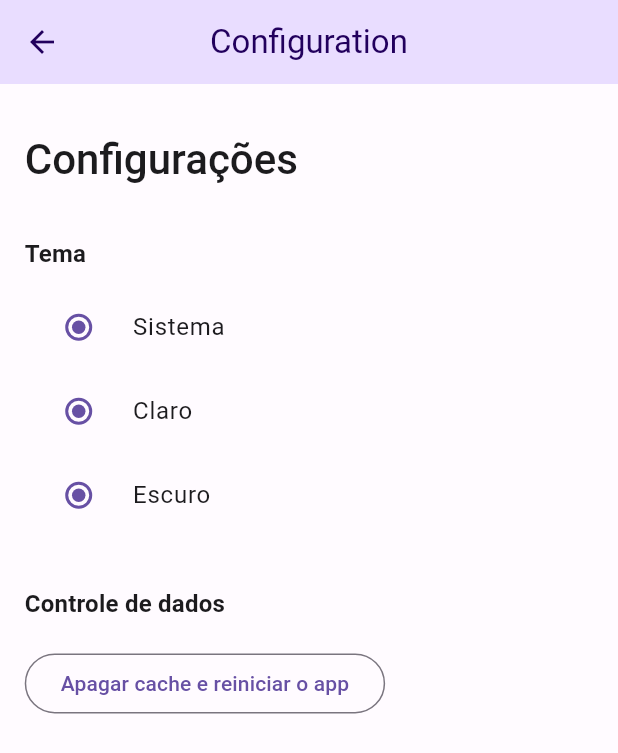
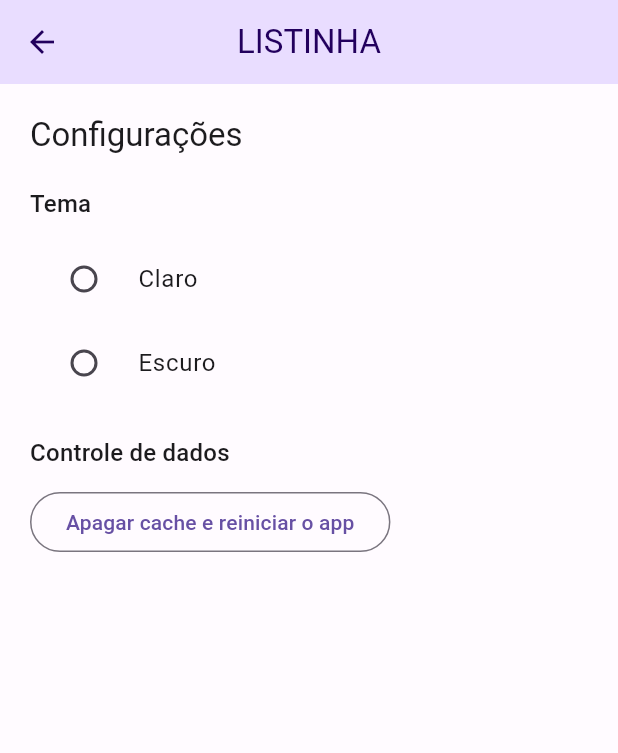
Before and after one commit to natanvalimcardoso/listinha-fullstack, a Flutter app: the ConfigurationPage screen opened by its route, after a tap on "Claro", on a phone screen of 412 x 824 dp. Shown: the top 753 px of the screen. Run offline on Flutter 3.47's test engine with Material 2 defaults, Android fonts, the phone set to English and light mode, and no system bars; our stand-ins replace flutter_modular.

Commit message:
feat: tema light e dark implementado

```diff
--- a/lista_fluterando/lib/src/app_module.dart
+++ b/lista_fluterando/lib/src/app_module.dart
@@ -1,15 +1,17 @@
 import 'package:flutter_modular/flutter_modular.dart';
 import 'package:lista_fluterando/src/modules/configuration/configuration_module.dart';
 import 'package:lista_fluterando/src/shared/const/route_const.dart';
+import 'package:lista_fluterando/src/shared/controller/app_controller.dart';
 
 import 'modules/home/home_module.dart';
 
 class AppModule extends Module {
+  //Coloquei singleton aqui pois eu quero que
+  //seja uma única instância pra todas as rotas.
   @override
-  List<Bind> get binds => [];
-
-  @override
-  List<Module> get imports => [];
+  List<Bind> get binds => [
+        Bind.singleton((i) => AppController()),
+      ];
 
   @override
   List<ModularRoute> get routes => [
--- a/lista_fluterando/lib/src/app_widget.dart
+++ b/lista_fluterando/lib/src/app_widget.dart
@@ -1,5 +1,6 @@
 import 'package:flutter/material.dart';
 import 'package:flutter_modular/flutter_modular.dart';
+import 'package:lista_fluterando/src/shared/controller/app_controller.dart';
 
 import 'shared/const/route_const.dart';
 import 'shared/themes/themes.dart';
@@ -10,14 +11,22 @@ class AppWidget extends StatelessWidget {
   @override
   Widget build(BuildContext context) {
     Modular.setInitialRoute(RouteConst.homeModule);
+
+    final appController = context.watch<AppController>(
+      (controller) => controller.themeMode,
+      //o context.watch serve para escutar um cara especifico
+      //coloquei (controller) => para selecionar o que eu quero
+      //pois caso eu tivesse mais de um metodo ele ficaria confuso
+    );
+
     return MaterialApp.router(
       title: 'Flutter Listinha',
-      themeMode: ThemeMode.light,
+      debugShowCheckedModeBanner: false,
+      themeMode: appController.themeMode.value,
       theme: lightTheme,
       darkTheme: darkTheme,
-      debugShowCheckedModeBanner: false,
+      routerDelegate: Modular.routerDelegate,
       routeInformationParser: Modular.routeInformationParser,
-      routerDelegate: Modular.routerDelegate,
     );
   }
 }
--- a/lista_fluterando/lib/src/modules/configuration/pages/configuration_page.dart
+++ b/lista_fluterando/lib/src/modules/configuration/pages/configuration_page.dart
@@ -1,75 +1,58 @@
 import 'package:flutter/material.dart';
+import 'package:flutter_modular/flutter_modular.dart';
+import 'package:lista_fluterando/src/shared/controller/app_controller.dart';
 
-class ConfigurationPage extends StatelessWidget {
-  const ConfigurationPage({Key? key}) : super(key: key);
+class ConfigurationPage extends StatefulWidget {
+  const ConfigurationPage({super.key});
 
   @override
+  State<ConfigurationPage> createState() => _ConfigurationPageState();
+}
+
+class _ConfigurationPageState extends State<ConfigurationPage> {
+  @override
   Widget build(BuildContext context) {
-    final theme = Theme.of(context);
-    final size = MediaQuery.of(context).size;
+    final appController = context.watch<AppController>(
+      (store) => store.themeMode,
+    );
 
     return Scaffold(
       appBar: AppBar(
-        title: const Text('Configuration'),
+        title: const Text('LISTINHA'),
       ),
       body: Padding(
-        padding: EdgeInsets.only(
-          top: size.height * 0.04,
-          left: size.width * 0.04,
-          right: size.width * 0.04,
-        ),
+        padding: const EdgeInsets.fromLTRB(20, 20, 20, 0),
         child: Column(
           crossAxisAlignment: CrossAxisAlignment.start,
           children: [
             Text(
               'Configurações',
-              style: theme.textTheme.titleLarge?.copyWith(
-                fontWeight: FontWeight.w500,
-                fontSize: 28,
-              ),
+              style: Theme.of(context).textTheme.titleLarge,
             ),
-            SizedBox(
-              height: size.height * 0.04,
-            ),
+            const SizedBox(height: 20),
             Text(
               'Tema',
-              style: theme.textTheme.titleMedium?.copyWith(
-                fontWeight: FontWeight.bold,
-              ),
+              style: Theme.of(context).textTheme.titleMedium,
             ),
-            SizedBox(
-              height: size.height * 0.01,
+            const SizedBox(height: 10),
+            RadioListTile(
+              value: ThemeMode.light,
+              groupValue: appController.themeMode.value,
+              title: const Text('Claro'),
+              onChanged: appController.changeThemeMode,
             ),
             RadioListTile(
-              value: ThemeMode.light,
-              groupValue: ThemeMode.light,
-              title: const Text('Sistema'),
-              onChanged: (mode) {},
+              value: ThemeMode.dark,
+              groupValue: appController.themeMode.value,
+              title: const Text('Escuro'),
+              onChanged: appController.changeThemeMode,
             ),
-            RadioListTile(
-              value: ThemeMode.light,
-              groupValue: ThemeMode.light,
-              title: const Text('Claro'),
-              onChanged: (mode) {},
-            ),
-            RadioListTile(
-              value: ThemeMode.light,
-              groupValue: ThemeMode.light,
-              title: const Text('Escuro'),
-              onChanged: (mode) {},
-            ),
-            SizedBox(
-              height: size.height * 0.04,
-            ),
+            const SizedBox(height: 20),
             Text(
               'Controle de dados',
-              style: theme.textTheme.titleMedium?.copyWith(
-                fontWeight: FontWeight.bold,
-              ),
+              style: Theme.of(context).textTheme.titleMedium,
             ),
-            SizedBox(
-              height: size.height * 0.02,
-            ),
+            const SizedBox(height: 10),
             OutlinedButton(
               onPressed: () {},
               child: const Text('Apagar cache e reiniciar o app'),
--- a/lista_fluterando/lib/src/shared/controller/app_controller.dart
+++ b/lista_fluterando/lib/src/shared/controller/app_controller.dart
@@ -1,4 +1,15 @@
+import 'package:flutter/material.dart';
 
 class AppController {
+  final themeMode = ValueNotifier(ThemeMode.system);
+  void changeThemeMode(ThemeMode? mode) {
+    if (mode != null) {
+      themeMode.value = mode;
+      save();
+    }
+  }
 
+  void save() {
+    // TODO: Salvar os dados na base local
+  }
 }
```
